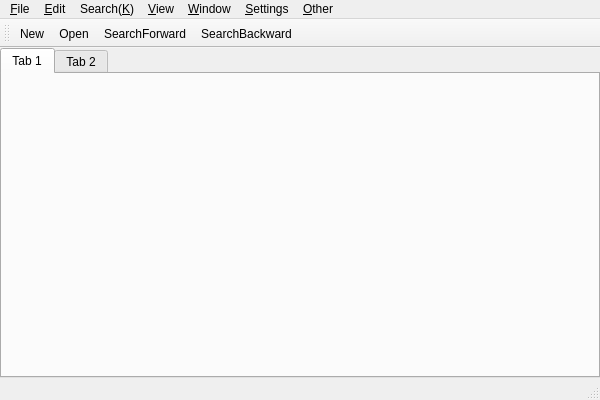
Before: the Qt Designer form vivi/vivi64/MainWindow.ui in vivisuke/openViVi, drawn with Qt 5.
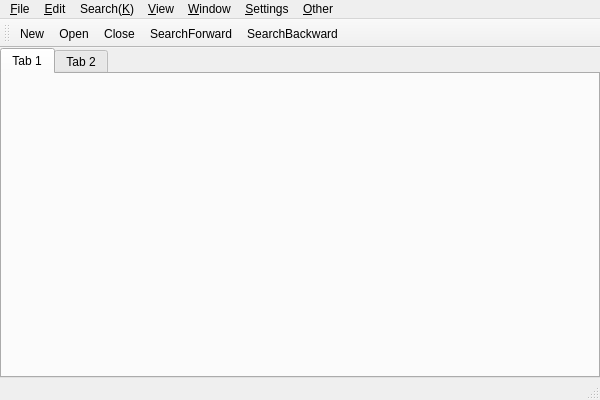
After: the same form once the commit is applied. Icons and pictures are not drawn.

Patch:
```diff
--- a/vivi/vivi64/MainWindow.ui
+++ b/vivi/vivi64/MainWindow.ui
@@ -140,6 +140,7 @@
    </attribute>
    <addaction name="action_New"/>
    <addaction name="action_Open"/>
+   <addaction name="action_Close"/>
    <addaction name="action_SearchForward"/>
    <addaction name="action_SearchBackward"/>
   </widget>
```
Left out of the diff: 18 changed lines with no effect on the pictures.
